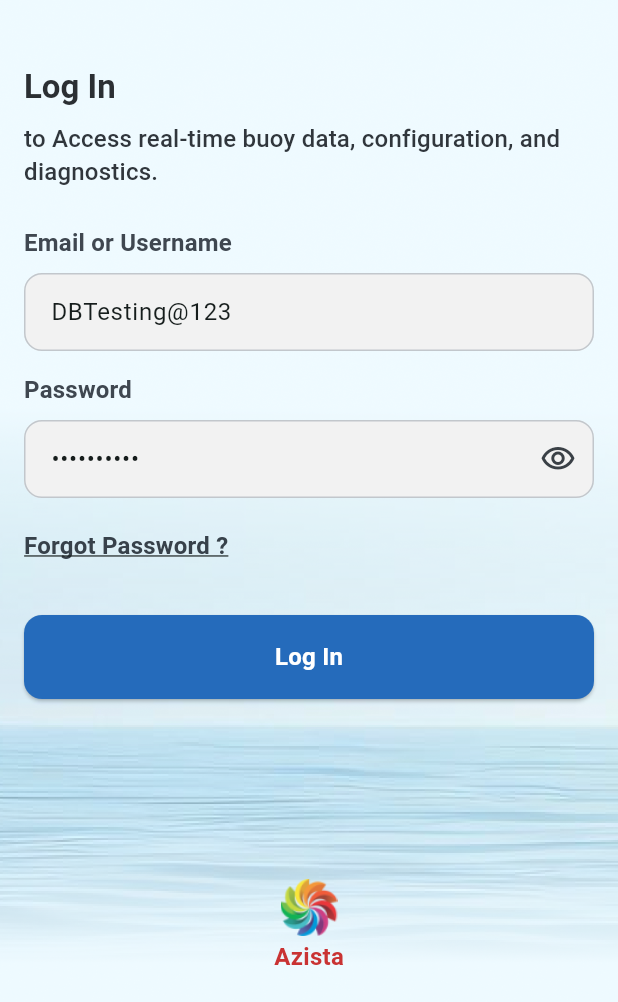
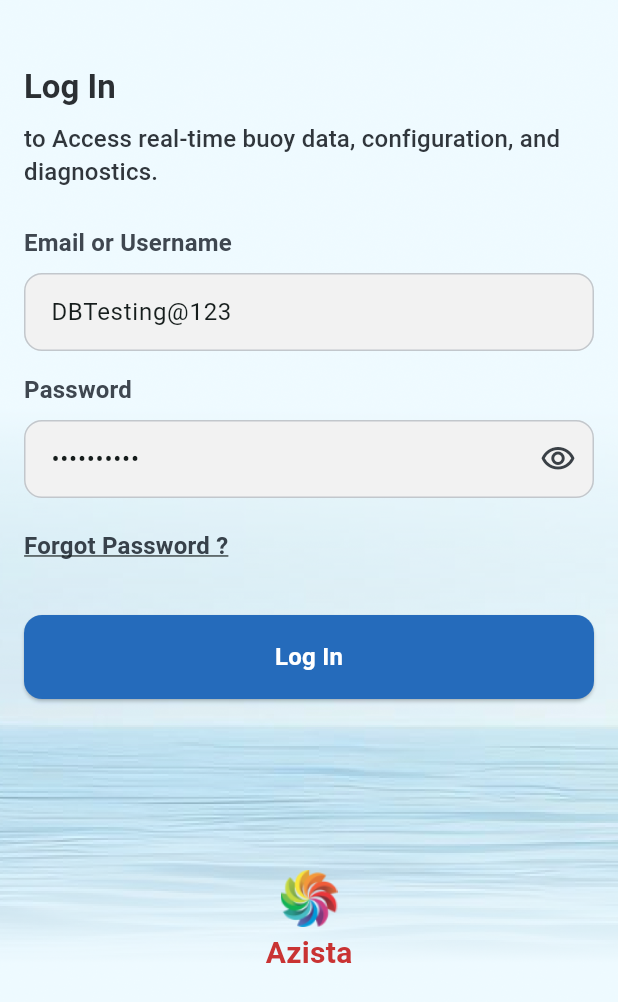
Before and after one commit to flutterDeveloper2206/drifter_buoy, a Flutter app: the GeneralUserLoginPage screen opened directly, on a phone screen of 412 x 824 dp, the part 234-1236 px from its top. Run offline on Flutter 3.47's test engine with Material 3 defaults, Android fonts, the phone set to English and light mode, and no system bars; our stand-ins replace another_flushbar, cached_network_image, connectivity_plus, device_info_plus, dio, equatable and 14 more; missing offline and left inert: flutter_file_dialog; accounts and stored records are empty.

Commit message:
Update UI styling and default date range configuration.
- **UI Improvements**: Increased font size for the "Azista" branding text in `GeneralUserLoginPage`.
- **Bug Fixes/Adjustments**: Updated `defaultTrajectoryApiDateRange` to default the "from" date to the current day instead of four days prior.

```diff
--- a/lib/features/general_user/presentation/bloc/trajectory_view/general_user_trajectory_view_mapper.dart
+++ b/lib/features/general_user/presentation/bloc/trajectory_view/general_user_trajectory_view_mapper.dart
@@ -8,7 +8,7 @@ typedef TrajectoryApiDateRange = (String fromDate, String toDate);
 
 TrajectoryApiDateRange defaultTrajectoryApiDateRange() {
   final to = todayLocal();
-  final from = to.subtract(const Duration(days: 4));
+  final from = to.subtract(const Duration(days: 0));
   return (formatReportApiDate(from), formatReportApiDate(to));
 }
 
--- a/lib/features/general_user/presentation/pages/general_user_login_page.dart
+++ b/lib/features/general_user/presentation/pages/general_user_login_page.dart
@@ -371,6 +371,7 @@ class _BrandFooter extends StatelessWidget {
           'Azista',
           style: Theme.of(context).textTheme.titleMedium?.copyWith(
             color: const Color(0xFFC93333),
+            fontSize: 20,
             fontWeight: FontWeight.w700,
             letterSpacing: 0.2,
           ),
```
